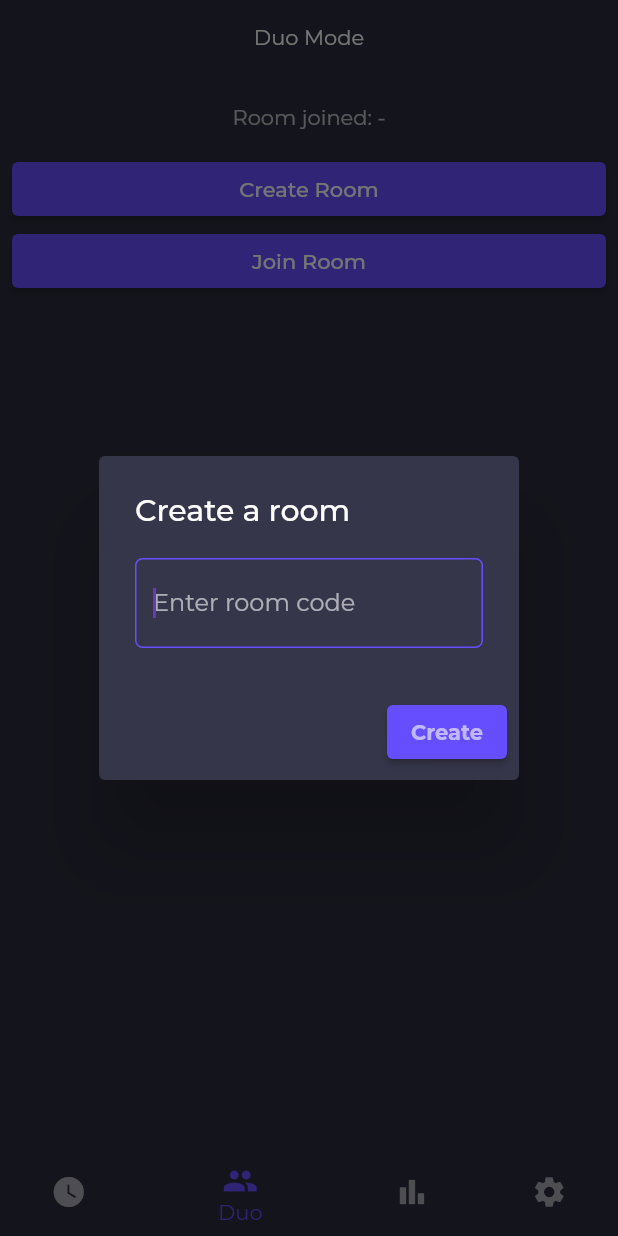
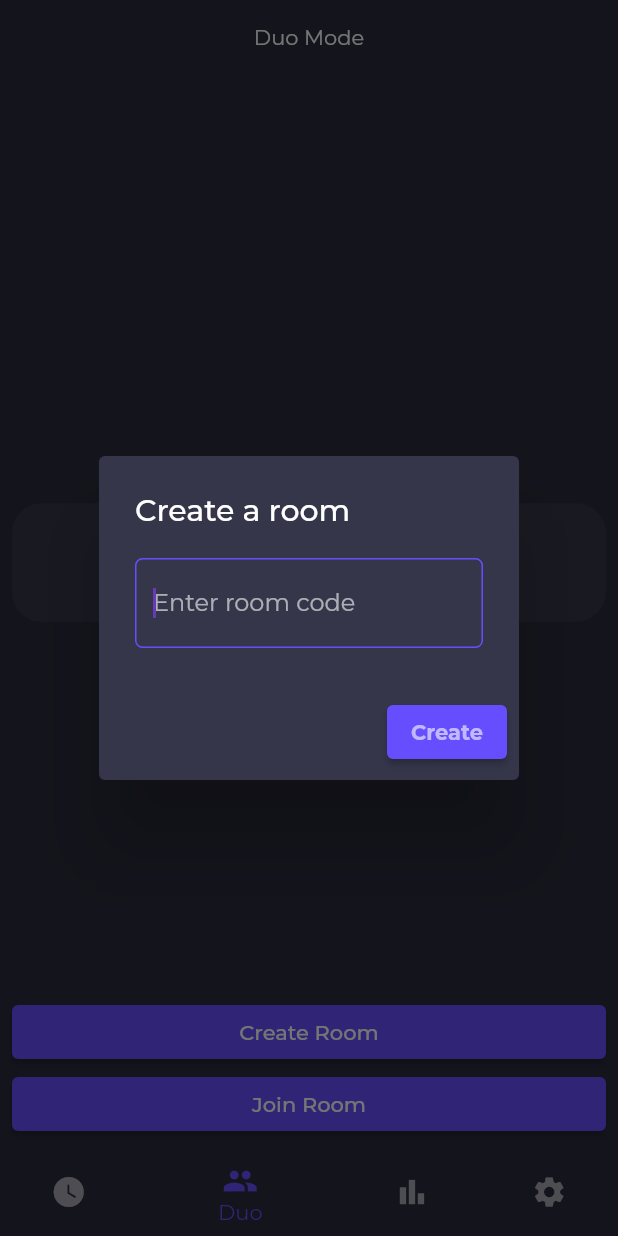
Before and after one commit to nandbyte/pomoduo, a Flutter app: the screen it shows after launch, item 2 of the bottom bar chosen, after a tap on "Create Room", on a phone screen of 412 x 824 dp. Run offline on Flutter 3.47's test engine with Material 2 defaults, Android fonts, the phone set to English and light mode, and no system bars; our stand-ins replace cloud_firestore, custom_radio_grouped_button, firebase_core, google_fonts, percent_indicator; accounts and stored records are empty.

Commit message:
Updated duo page UI

```diff
--- a/lib/pages/duo_page.dart
+++ b/lib/pages/duo_page.dart
@@ -1,10 +1,10 @@
 import 'package:flutter/material.dart';
+import 'package:google_fonts/google_fonts.dart';
 import 'package:pomoduo/providers/room_provider.dart';
 import 'package:provider/provider.dart';
 import 'package:pomoduo/models/room.dart';
 import 'package:pomoduo/providers/timer_provider.dart';
 import 'package:pomoduo/utils/constants.dart';
-import 'package:fluttertoast/fluttertoast.dart';
 
 class DuoPage extends StatefulWidget {
   const DuoPage({Key? key}) : super(key: key);
@@ -52,7 +52,7 @@ class _DuoPageState extends State<DuoPage> {
           room.focusDuration * 60, room.longBreakDuration * 60, room.shortBreakDuration * 60);
       context.read<RoomProvider>().changeRoomName(room.roomName);
     } else {
-      _showToast(context, "A room already exist with name $roomName");
+      _showToast(context, "Room already exists: $roomName");
     }
   }
 
@@ -63,7 +63,9 @@ class _DuoPageState extends State<DuoPage> {
         backgroundColor: PomoduoColor.foregroundColor,
         content: Text(
           toastText,
-          style: const TextStyle(color: Colors.white),
+          style: GoogleFonts.montserrat(
+            textStyle: const TextStyle(color: Colors.white),
+          ),
         ),
         action: SnackBarAction(
           label: 'GOT IT',
@@ -93,6 +95,11 @@ class _DuoPageState extends State<DuoPage> {
     }
   }
 
+  // TODO: complete this function
+  _leaveRoom() async {
+    return;
+  }
+
   void _enterRoomId() {
     Navigator.of(context).pop(controller.text);
   }
@@ -117,13 +124,10 @@ class _DuoPageState extends State<DuoPage> {
             ElevatedButton(
               style: ButtonStyle(
                 backgroundColor: MaterialStateProperty.all<Color>(PomoduoColor.themeColor),
-                foregroundColor: MaterialStateProperty.all<Color>(Colors.white60),
+                foregroundColor: MaterialStateProperty.all<Color>(Colors.white),
               ),
               onPressed: _enterRoomId,
-              child: const Text(
-                "Join",
-                style: TextStyle(fontWeight: FontWeight.bold),
-              ),
+              child: const Text("Join"),
             ),
           ],
         ),
@@ -165,6 +169,7 @@ class _DuoPageState extends State<DuoPage> {
   Widget build(BuildContext context) {
     return Column(
       crossAxisAlignment: CrossAxisAlignment.stretch,
+      mainAxisAlignment: MainAxisAlignment.spaceBetween,
       children: <Widget>[
         const Center(child: Text("Duo Mode")),
         const SizedBox(
@@ -176,6 +181,11 @@ class _DuoPageState extends State<DuoPage> {
         const SizedBox(
           height: 16,
         ),
+        (() {
+          if (context.read<RoomProvider>().roomName == "-") {
+            return Column(
+              crossAxisAlignment: CrossAxisAlignment.stretch,
+              children: [
                 ElevatedButton(
                   style: ButtonStyle(
                     backgroundColor: MaterialStateProperty.all<Color>(PomoduoColor.themeColor),
@@ -195,7 +205,27 @@ class _DuoPageState extends State<DuoPage> {
                   child: const Text(
                     "Join Room",
                   ),
-        )
+                ),
+              ],
+            );
+          } else {
+            return Column(
+              crossAxisAlignment: CrossAxisAlignment.stretch,
+              children: [
+                ElevatedButton(
+                  style: ButtonStyle(
+                    backgroundColor: MaterialStateProperty.all<Color>(PomoduoColor.themeColor),
+                    foregroundColor: MaterialStateProperty.all<Color>(Colors.white),
+                  ),
+                  onPressed: _leaveRoom,
+                  child: const Text(
+                    "Leave Room",
+                  ),
+                ),
+              ],
+            );
+          }
+        }())
       ],
     );
   }
@@ -207,9 +237,33 @@ class RoomName extends StatelessWidget {
   @override
   Widget build(BuildContext context) {
     return Consumer<RoomProvider>(builder: (context, roomProvider, widget) {
-      return Text(
-        "Room joined: ${roomProvider.roomName}",
-        style: const TextStyle(color: Colors.white70),
+      return Column(
+        children: [
+          const Text("Room"),
+          const SizedBox(height: 16),
+          Container(
+            width: double.infinity,
+            padding: const EdgeInsets.all(24.0),
+            decoration: BoxDecoration(
+              color: PomoduoColor.foregroundColor,
+              border: Border.all(
+                color: PomoduoColor.foregroundColor,
+              ),
+              borderRadius: const BorderRadius.all(
+                Radius.circular(20),
+              ),
+            ),
+            child: Center(
+              child: Text(
+                roomProvider.roomName,
+                style: const TextStyle(
+                  color: Colors.white70,
+                  fontSize: 24,
+                ),
+              ),
+            ),
+          ),
+        ],
       );
     });
   }
```
Lines whose indentation alone changed are shown as unchanged.
